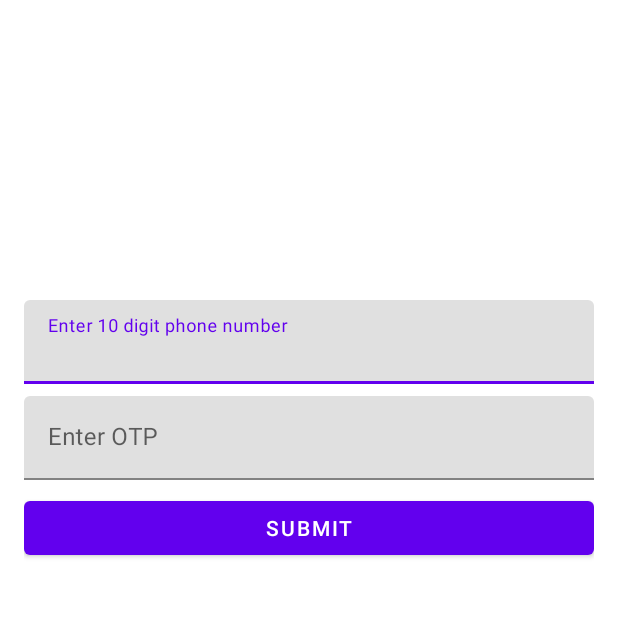
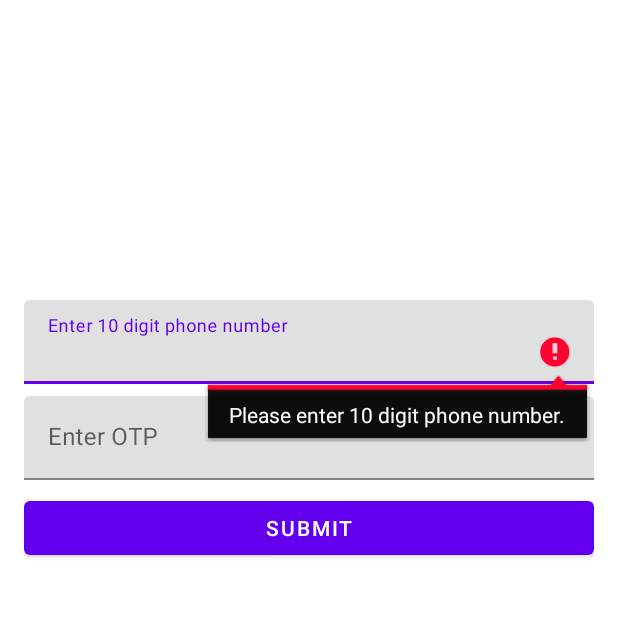
Before and after one commit to KalpeshKundanani/ElectionBooth, an Android app: the screen it shows after launch (LoginActivity), after a tap on "SUBMIT", on a phone screen of 412 x 824 dp, the top half of it. Run offline under Robolectric (Android 15) with nearby library versions, the phone set to English and light mode, and no system bars.

Commit message:
Minor changes.

```diff
--- a/app/src/main/java/com/kalpeshkundanani/electionbooth/LoginActivity.kt
+++ b/app/src/main/java/com/kalpeshkundanani/electionbooth/LoginActivity.kt
@@ -10,7 +10,6 @@ import androidx.appcompat.app.AppCompatActivity
 import com.google.gson.Gson
 import com.google.gson.reflect.TypeToken
 import com.kalpeshkundanani.electionbooth.data.Cache
-import com.kalpeshkundanani.electionbooth.data.StaticData
 import com.kalpeshkundanani.electionbooth.models.BoothUser
 import java.text.SimpleDateFormat
 import java.util.*
@@ -19,6 +18,7 @@ import java.util.*
 class LoginActivity : AppCompatActivity(), View.OnClickListener {
 
     private val TAG = "newE"
+    private var boothUsers: List<BoothUser?>? = null
 
     override fun onCreate(savedInstanceState: Bundle?) {
         super.onCreate(savedInstanceState)
@@ -46,7 +46,7 @@ class LoginActivity : AppCompatActivity(), View.OnClickListener {
             val json = application.assets.open(fileName).bufferedReader().use {
                 it.readText()
             }
-            StaticData.boothUsers = gson.fromJson(json, listType)
+            boothUsers = gson.fromJson(json, listType)
             runOnUiThread {
                 dialog.dismiss()
                 next()
@@ -84,33 +84,38 @@ class LoginActivity : AppCompatActivity(), View.OnClickListener {
 
     private fun onSubmitClick() {
 
-        val phoneNumber = findViewById<EditText>(R.id.et_phone_number).text.toString()
+        val phoneNumberInput = findViewById<EditText>(R.id.et_phone_number)
+        val phoneNumber = phoneNumberInput.text.toString()
         val hasPhoneNumber = phoneNumber.isNotEmpty() && phoneNumber.length == 10
 
-        if(hasPhoneNumber) {
-            val user = StaticData.boothUsers?.filterNotNull()
+        if (!hasPhoneNumber) {
+            phoneNumberInput.requestFocus()
+            phoneNumberInput.error = "Please enter 10 digit phone number."
+        } else {
+            val user = boothUsers?.filterNotNull()
                 ?.firstOrNull { it.phoneNumber == phoneNumber.toLongOrNull() }
             if (user == null) {
-                Toast.makeText(this, "Number not found.", Toast.LENGTH_LONG).show()
+                phoneNumberInput.requestFocus()
+                phoneNumberInput.error = "Number not found."
             } else {
                 val otpForNumber = user.otp
 
-                val otp = findViewById<EditText>(R.id.et_otp).text.toString()
+                val otpTextField = findViewById<EditText>(R.id.et_otp)
+                otpTextField.requestFocus()
+                val otp = otpTextField.text.toString()
                 val hasOtp = otp.isNotEmpty()
                 if (hasOtp) {
                     if (otpForNumber == otp.toLongOrNull()) {
                         Cache.setIsLoggedIn(this, true)
                         openApp()
                     } else {
-                        Toast.makeText(this, "Incorrect OTP.", Toast.LENGTH_LONG).show()
+                        otpTextField.error = "Incorrect OTP."
                     }
                 } else {
-                    Toast.makeText(this, "Please enter OTP.", Toast.LENGTH_LONG).show()
+                    otpTextField.error = "Please enter OTP."
                 }
 
             }
-        } else {
-            Toast.makeText(this, "Please enter 10 digit phone number.", Toast.LENGTH_LONG).show()
         }
     }
 
--- a/app/src/main/java/com/kalpeshkundanani/electionbooth/data/StaticData.kt
+++ /dev/null
@@ -1,7 +0,0 @@
-package com.kalpeshkundanani.electionbooth.data
-
-import com.kalpeshkundanani.electionbooth.models.BoothUser
-
-object StaticData {
-    var boothUsers: List<BoothUser?>? = null
-}
```
